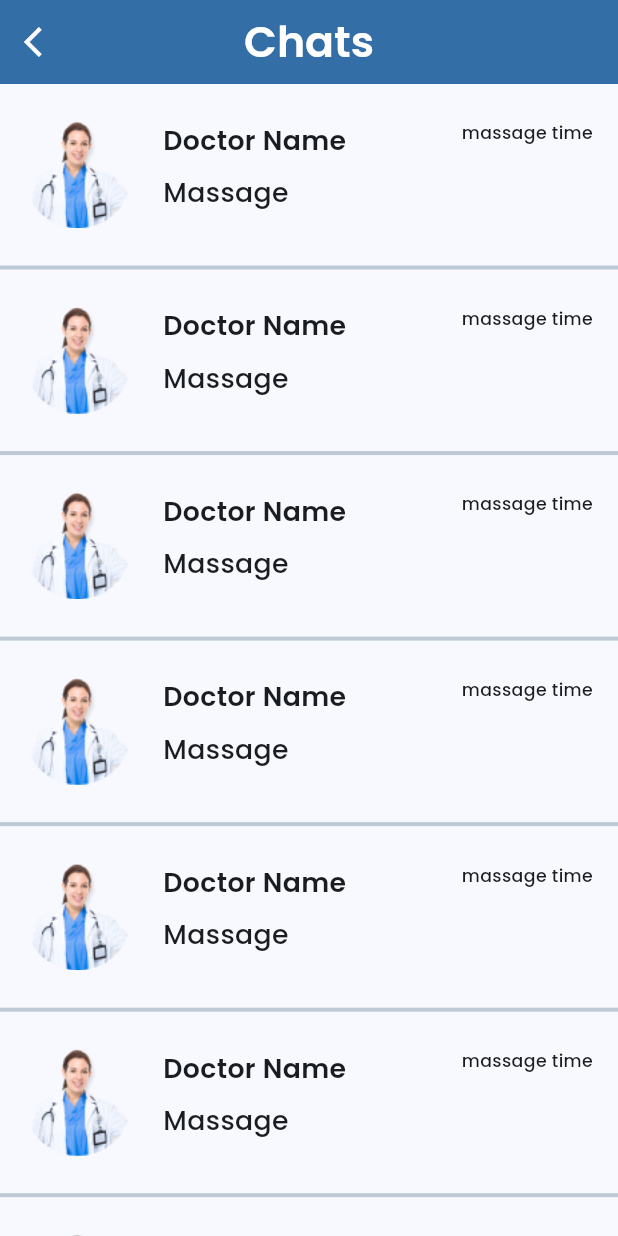
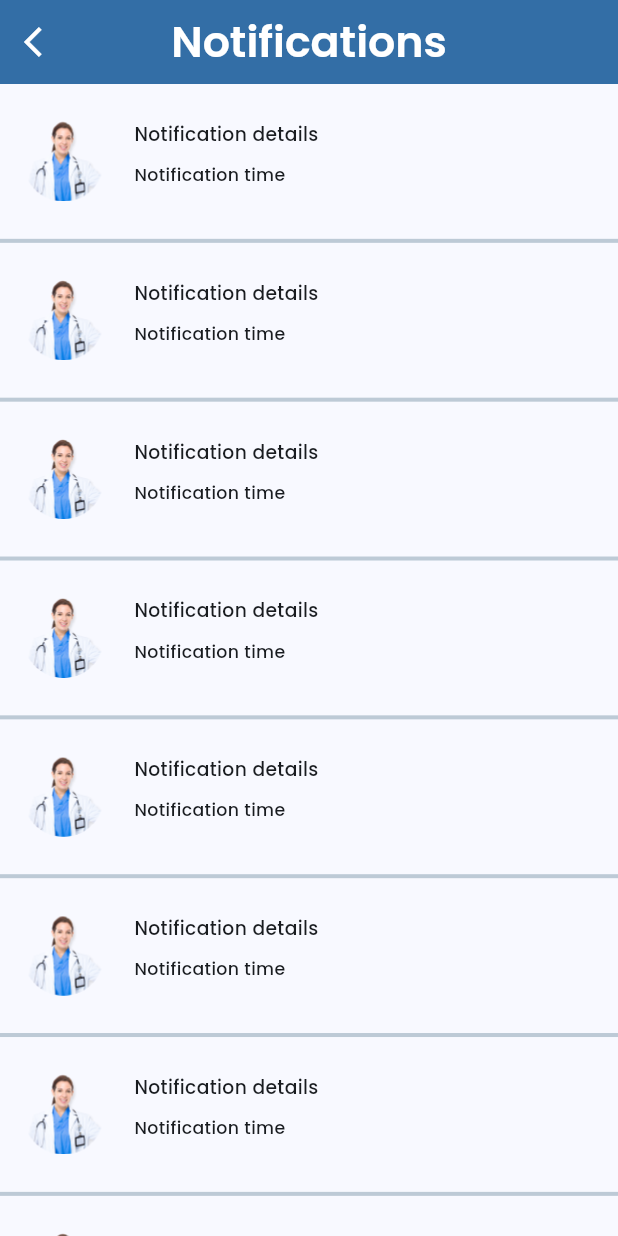
Before and after one commit to aboda97/markiz_elamal_team-12, a Flutter app: the screen it shows after launch, on a phone screen of 412 x 824 dp. Run offline on Flutter 3.47's test engine with Material 3 defaults, Android fonts, the phone set to English and light mode, and no system bars; our stand-ins replace flutter_screenutil, google_fonts, shared_preferences, smooth_page_indicator.

Commit message:
end chat notifications ui

```diff
--- /dev/null
+++ b/lib/features/notification_feature/notification_view.dart
@@ -0,0 +1,32 @@
+import 'package:flutter/material.dart';
+import 'package:flutter_screenutil/flutter_screenutil.dart';
+import 'package:google_fonts/google_fonts.dart';
+import 'package:markiz_elamal_team_12/features/notification_feature/widgets/notification_item.dart';
+
+import '../../core/utils/app_colors.dart';
+
+class NotificationView extends StatelessWidget {
+  const NotificationView({super.key});
+
+  @override
+  Widget build(BuildContext context) {
+    return Scaffold(
+      appBar: AppBar(
+        leading: IconButton(icon: Icon(Icons.arrow_back_ios),onPressed: (){},),
+        title: Text(
+          "Notifications",
+          style:
+              GoogleFonts.poppins(fontSize: 32.sp, fontWeight: FontWeight.w600),
+        ),
+      ),
+      body: ListView.separated(
+          itemBuilder: (context, index) => NotificationItem(),
+          separatorBuilder:  (context, index) => Divider(
+            color: kSecondaryColor,
+            height: 3.h,
+            thickness: 3.h,
+          ) ,
+          itemCount: 15),
+    );
+  }
+}
--- /dev/null
+++ b/lib/features/notification_feature/widgets/notification_item.dart
@@ -0,0 +1,44 @@
+import 'package:flutter/material.dart';
+import 'package:flutter_screenutil/flutter_screenutil.dart';
+import 'package:google_fonts/google_fonts.dart';
+
+import '../../../core/utils/app_paths.dart';
+
+class NotificationItem extends StatelessWidget {
+  const NotificationItem({super.key});
+
+  @override
+  Widget build(BuildContext context) {
+    return  Padding(
+      padding:  EdgeInsets.symmetric(horizontal: 14.0.w,vertical: 28.h),
+      child: Row(
+        crossAxisAlignment: CrossAxisAlignment.start,
+        children: [
+          ClipRRect(
+            borderRadius: BorderRadius.circular(30.r),
+            child: Image.asset(AppPaths.doctorImage,width: 60.w,height:60.h,),
+          ),
+          SizedBox(
+            width: 19.w,
+          ),
+          Column(
+            crossAxisAlignment: CrossAxisAlignment.start,
+            children: [
+              Text("Notification details ",style: GoogleFonts.poppins(
+                  fontWeight:FontWeight.w500,
+                  fontSize:14.sp
+              ),),
+              SizedBox(
+                height: 11.h,
+              ),
+              Text("Notification time",style: GoogleFonts.poppins(
+                  fontWeight:FontWeight.w500,
+                  fontSize:13.sp
+              ),),
+            ],
+          ),
+        ],
+      ),
+    );
+  }
+}
--- a/lib/main.dart
+++ b/lib/main.dart
@@ -3,6 +3,7 @@ import 'package:flutter/services.dart';
 import 'package:flutter_screenutil/flutter_screenutil.dart';
 import 'package:markiz_elamal_team_12/core/utils/app_colors.dart';
 import 'package:markiz_elamal_team_12/features/chats_feature/chats_view.dart';
+import 'package:markiz_elamal_team_12/features/notification_feature/notification_view.dart';
 import 'package:markiz_elamal_team_12/features/splash_feature/presentation/splash_view.dart';
 
 void main() async {
@@ -41,7 +42,7 @@ class MyApp extends StatelessWidget {
             ),
           ),
         ),
-        home: const ChatsView(),
+        home: const NotificationView(),
       ),
     );
   }
```
